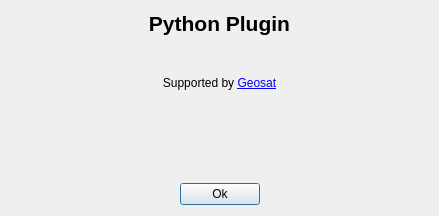
Old version of the form ui/AboutDialog.ui in the repository tmontaigu/CloudCompare-PythonRuntime.
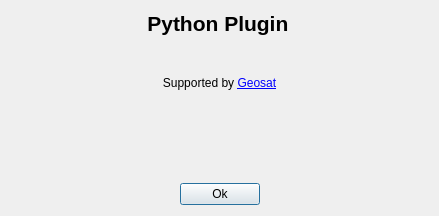
New version of the form. Icons and pictures are not drawn.

Diff of the .ui file:
```diff
--- a/ui/AboutDialog.ui
+++ b/ui/AboutDialog.ui
@@ -25,7 +25,9 @@
      <item>
       <widget class="QLabel" name="mainLabel">
        <property name="text">
-        <string>&lt;html&gt;&lt;head/&gt;&lt;body&gt;&lt;p align=&quot;center&quot;&gt;&lt;span style=&quot; font-size:16pt; font-weight:600;&quot;&gt;Python Plugin&lt;/span&gt;&lt;/p&gt;&lt;/body&gt;&lt;/html&gt;</string>
+        <string>&lt;html&gt;&lt;head/&gt;&lt;body&gt;&lt;p align=&quot;center&quot;&gt;&lt;span
+         style=&quot; font-size:16pt; font-weight:600;&quot;&gt;Python Plugin&lt;/span&gt;&lt;/p&gt;&lt;/body&gt;&lt;/html&gt;
+        </string>
        </property>
       </widget>
      </item>
```
Left out of the diff: 7 changed lines with no effect on the pictures.
